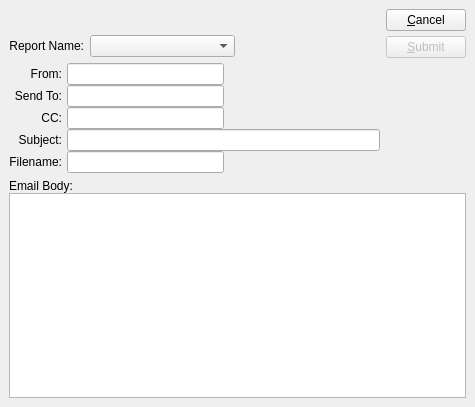
Qt form xtuple/trunk/guiclient/deliverSalesOrder.ui (WooodHead/xtuple) before a commit.
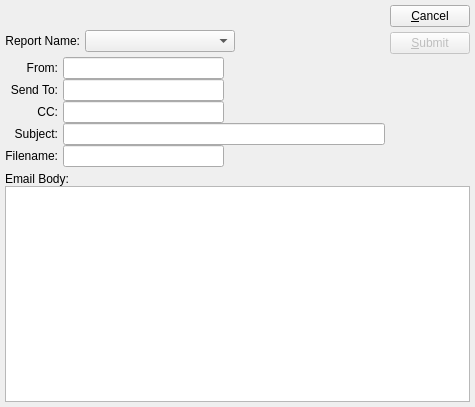
The same form after that commit. Custom widgets are drawn as their Qt base class.

Commit message: issue #6439:  Clarify purpose of e-mail form windows on menus and title bar.

```diff
--- a/xtuple/trunk/guiclient/deliverSalesOrder.ui
+++ b/xtuple/trunk/guiclient/deliverSalesOrder.ui
@@ -13,36 +13,12 @@
    <string>Email Order Acknowledgment</string>
   </property>
   <layout class="QVBoxLayout" >
-   <property name="margin" >
-    <number>9</number>
-   </property>
-   <property name="spacing" >
-    <number>6</number>
-   </property>
    <item>
     <layout class="QHBoxLayout" >
-     <property name="margin" >
-      <number>0</number>
-     </property>
-     <property name="spacing" >
-      <number>6</number>
-     </property>
      <item>
       <layout class="QVBoxLayout" >
-       <property name="margin" >
-        <number>0</number>
-       </property>
-       <property name="spacing" >
-        <number>6</number>
-       </property>
        <item>
         <layout class="QHBoxLayout" >
-         <property name="margin" >
-          <number>0</number>
-         </property>
-         <property name="spacing" >
-          <number>6</number>
-         </property>
          <item>
           <widget class="SoCluster" name="_so" >
            <property name="focusPolicy" >
@@ -67,12 +43,6 @@
        </item>
        <item>
         <layout class="QHBoxLayout" >
-         <property name="margin" >
-          <number>0</number>
-         </property>
-         <property name="spacing" >
-          <number>6</number>
-         </property>
          <item>
           <widget class="QLabel" name="_reportLit" >
            <property name="text" >
@@ -86,9 +56,7 @@
          <item>
           <widget class="XComboBox" name="_report" >
            <property name="sizePolicy" >
-            <sizepolicy>
-             <hsizetype>7</hsizetype>
-             <vsizetype>0</vsizetype>
+            <sizepolicy vsizetype="Fixed" hsizetype="Expanding" >
              <horstretch>0</horstretch>
              <verstretch>0</verstretch>
             </sizepolicy>
@@ -112,17 +80,11 @@
        </item>
        <item>
         <layout class="QHBoxLayout" >
-         <property name="margin" >
-          <number>0</number>
-         </property>
          <property name="spacing" >
           <number>5</number>
          </property>
          <item>
           <layout class="QVBoxLayout" >
-           <property name="margin" >
-            <number>0</number>
-           </property>
            <property name="spacing" >
             <number>0</number>
            </property>
@@ -180,17 +142,11 @@
          </item>
          <item>
           <layout class="QVBoxLayout" >
-           <property name="margin" >
-            <number>0</number>
-           </property>
            <property name="spacing" >
             <number>0</number>
            </property>
            <item>
             <layout class="QHBoxLayout" >
-             <property name="margin" >
-              <number>0</number>
-             </property>
              <property name="spacing" >
               <number>0</number>
              </property>
@@ -217,9 +173,6 @@
            </item>
            <item>
             <layout class="QHBoxLayout" >
-             <property name="margin" >
-              <number>0</number>
-             </property>
              <property name="spacing" >
               <number>0</number>
              </property>
@@ -246,9 +199,6 @@
            </item>
            <item>
             <layout class="QHBoxLayout" >
-             <property name="margin" >
-              <number>0</number>
-             </property>
              <property name="spacing" >
               <number>0</number>
              </property>
@@ -278,9 +228,6 @@
            </item>
            <item>
             <layout class="QHBoxLayout" >
-             <property name="margin" >
-              <number>0</number>
-             </property>
              <property name="spacing" >
               <number>0</number>
              </property>
@@ -313,9 +260,6 @@
      </item>
      <item>
       <layout class="QVBoxLayout" >
-       <property name="margin" >
-        <number>0</number>
-       </property>
        <property name="spacing" >
         <number>5</number>
        </property>
@@ -365,9 +309,7 @@
    <item>
     <widget class="QFrame" name="frame" >
      <property name="sizePolicy" >
-      <sizepolicy>
-       <hsizetype>5</hsizetype>
-       <vsizetype>7</vsizetype>
+      <sizepolicy vsizetype="Expanding" hsizetype="Preferred" >
        <horstretch>0</horstretch>
        <verstretch>1</verstretch>
       </sizepolicy>
@@ -411,16 +353,16 @@
    <extends>QWidget</extends>
    <header>socluster.h</header>
   </customwidget>
-  <customwidget>
-   <class>XLineEdit</class>
-   <extends>QLineEdit</extends>
-   <header>xlineedit.h</header>
-  </customwidget>
   <customwidget>
    <class>XComboBox</class>
    <extends>QComboBox</extends>
    <header>xcombobox.h</header>
   </customwidget>
+  <customwidget>
+   <class>XLineEdit</class>
+   <extends>QLineEdit</extends>
+   <header>xlineedit.h</header>
+  </customwidget>
  </customwidgets>
  <tabstops>
   <tabstop>_so</tabstop>
```
Left out of the diff: 17 changed lines with no effect on the pictures. The commit also changes 4 other files.
